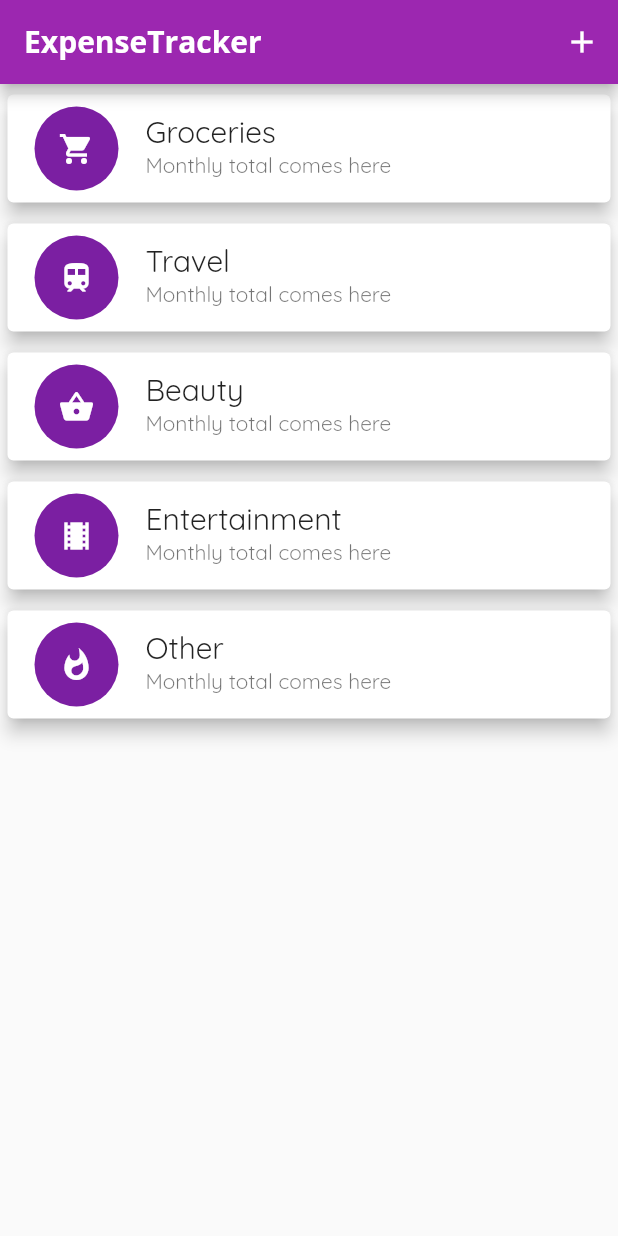
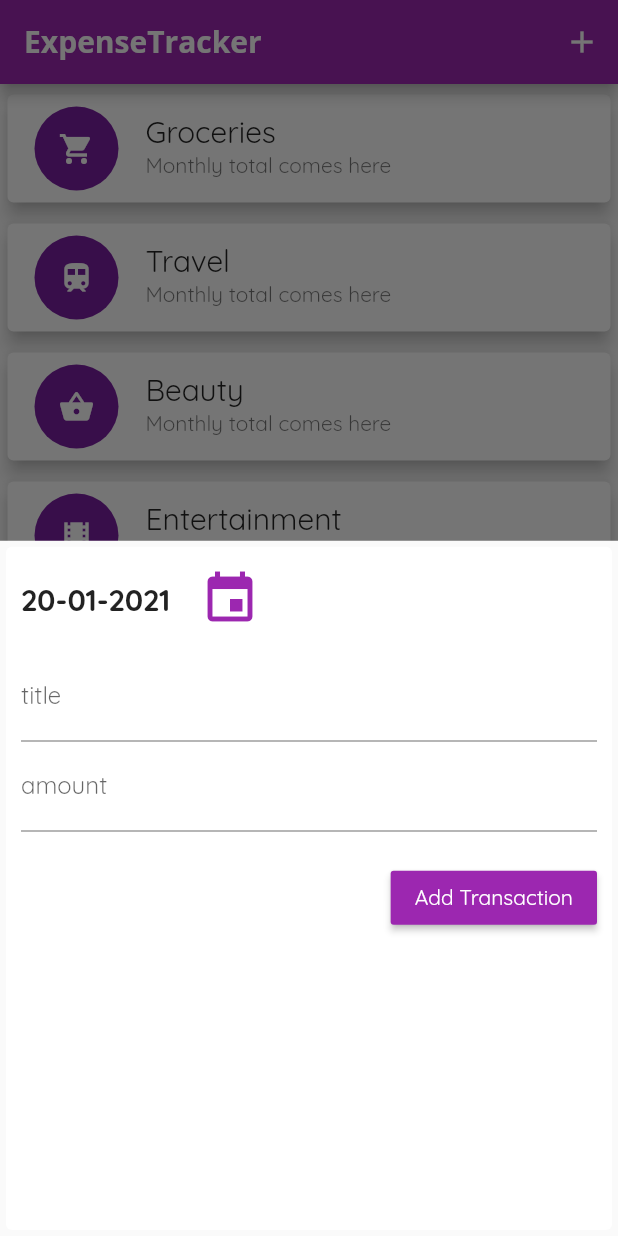
Before and after one commit to nipunvv/ExpenseTracker, a Flutter app: the screen it shows after launch, after a tap on the "add" icon, on a phone screen of 412 x 824 dp. Run offline on Flutter 3.47's test engine with Material 2 defaults, Android fonts, the phone set to English and light mode, and no system bars.

Commit message:
Show bottom sheet to enter new transaction

```diff
--- a/lib/main.dart
+++ b/lib/main.dart
@@ -1,3 +1,4 @@
+import 'package:expense_tracker/widgets/new_transaction.dart';
 import 'package:flutter/material.dart';
 
 void main() {
@@ -51,6 +52,18 @@ class _MyHomePageState extends State<MyHomePage> {
     {'icon': Icons.whatshot, 'title': 'Other'},
   ];
 
+  void startAddNewTransaction(BuildContext ctx) {
+    showModalBottomSheet(
+      context: ctx,
+      builder: (_) {
+        return GestureDetector(
+          child: NewTransaction(),
+          onTap: () {},
+        );
+      },
+    );
+  }
+
   @override
   Widget build(BuildContext context) {
     return Scaffold(
@@ -62,7 +75,7 @@ class _MyHomePageState extends State<MyHomePage> {
               Icons.add,
               color: Colors.white,
             ),
-            onPressed: () {},
+            onPressed: () => startAddNewTransaction(context),
           ),
         ],
       ),
--- /dev/null
+++ b/lib/widgets/new_transaction.dart
@@ -0,0 +1,114 @@
+import 'package:flutter/material.dart';
+import 'package:intl/intl.dart';
+
+class NewTransaction extends StatefulWidget {
+  // final Function addNewTransaction;
+
+  // NewTransaction(this.addNewTransaction);
+
+  @override
+  _NewTransactionState createState() => _NewTransactionState();
+}
+
+class _NewTransactionState extends State<NewTransaction> {
+  final _titleController = TextEditingController();
+  final _amountController = TextEditingController();
+  DateTime _selectedDate = DateTime.now();
+
+  void submitData() {
+    String enteredTitle = _titleController.text;
+    double enteredAmount = double.parse(_amountController.text);
+
+    if (enteredTitle.isEmpty || enteredAmount <= 0 || _selectedDate == null) {
+      return;
+    }
+
+    // widget.addNewTransaction(enteredTitle, enteredAmount, _selectedDate);
+
+    Navigator.of(context).pop();
+  }
+
+  void _presentDatePicker() {
+    showDatePicker(
+      context: context,
+      initialDate: DateTime.now(),
+      firstDate: DateTime(2021),
+      lastDate: DateTime.now(),
+    ).then((pickedDate) {
+      if (pickedDate == null) {
+        return;
+      }
+      setState(() {
+        _selectedDate = pickedDate;
+      });
+    });
+  }
+
+  @override
+  Widget build(BuildContext context) {
+    return Container(
+      child: Card(
+        elevation: 0,
+        child: Container(
+          margin: EdgeInsets.all(0),
+          padding: EdgeInsets.only(left: 10, right: 10),
+          child: Column(
+            crossAxisAlignment: CrossAxisAlignment.end,
+            children: [
+              Container(
+                height: 70,
+                child: Row(
+                  children: [
+                    Text(
+                      _selectedDate == null
+                          ? 'No Date Chosen'
+                          : DateFormat('dd-MM-yyyy').format(_selectedDate),
+                      style: TextStyle(
+                        fontSize: 20,
+                        fontWeight: FontWeight.bold,
+                      ),
+                    ),
+                    GestureDetector(
+                      child: Container(
+                        margin: EdgeInsets.only(left: 20),
+                        child: Icon(
+                          Icons.event,
+                          color: Theme.of(context).primaryColor,
+                          size: 40,
+                        ),
+                      ),
+                      onTap: _presentDatePicker,
+                    )
+                  ],
+                ),
+              ),
+              TextField(
+                decoration: InputDecoration(labelText: 'title'),
+                controller: _titleController,
+                textInputAction: TextInputAction.go,
+              ),
+              TextField(
+                decoration: InputDecoration(labelText: 'amount'),
+                controller: _amountController,
+                keyboardType: TextInputType.number,
+                onSubmitted: (_) => submitData(),
+                textInputAction: TextInputAction.go,
+              ),
+              Container(
+                margin: EdgeInsets.only(top: 20),
+                child: RaisedButton(
+                  child: Text(
+                    'Add Transaction',
+                  ),
+                  color: Theme.of(context).primaryColor,
+                  textColor: Colors.white,
+                  onPressed: submitData,
+                ),
+              )
+            ],
+          ),
+        ),
+      ),
+    );
+  }
+}
```
